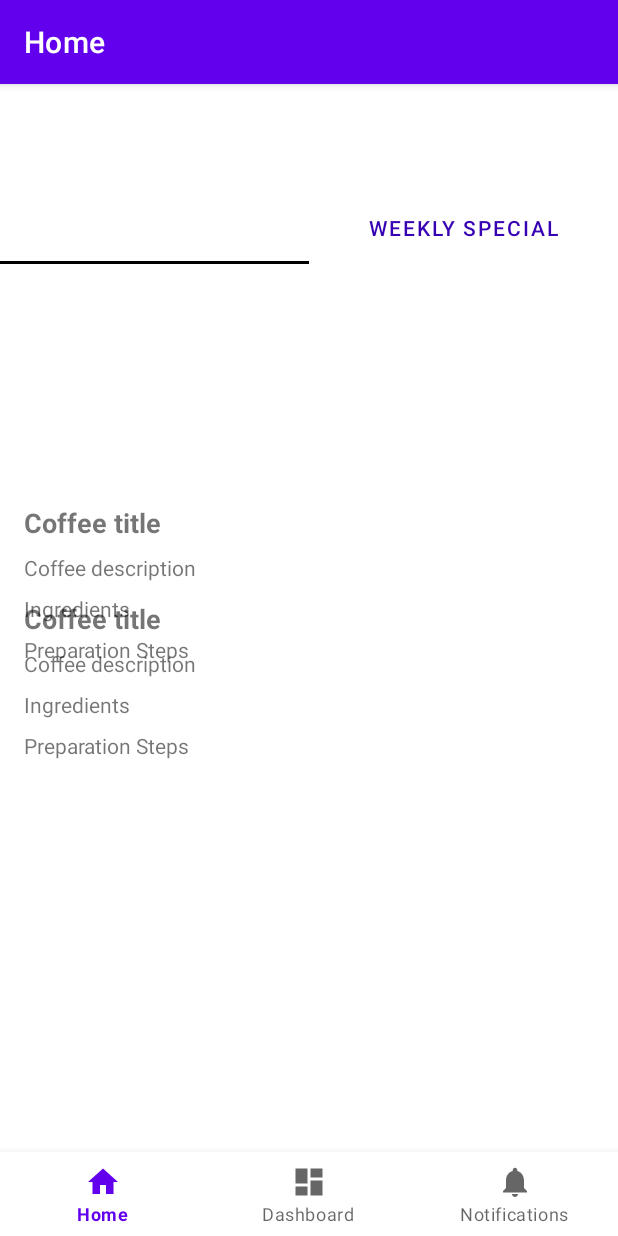
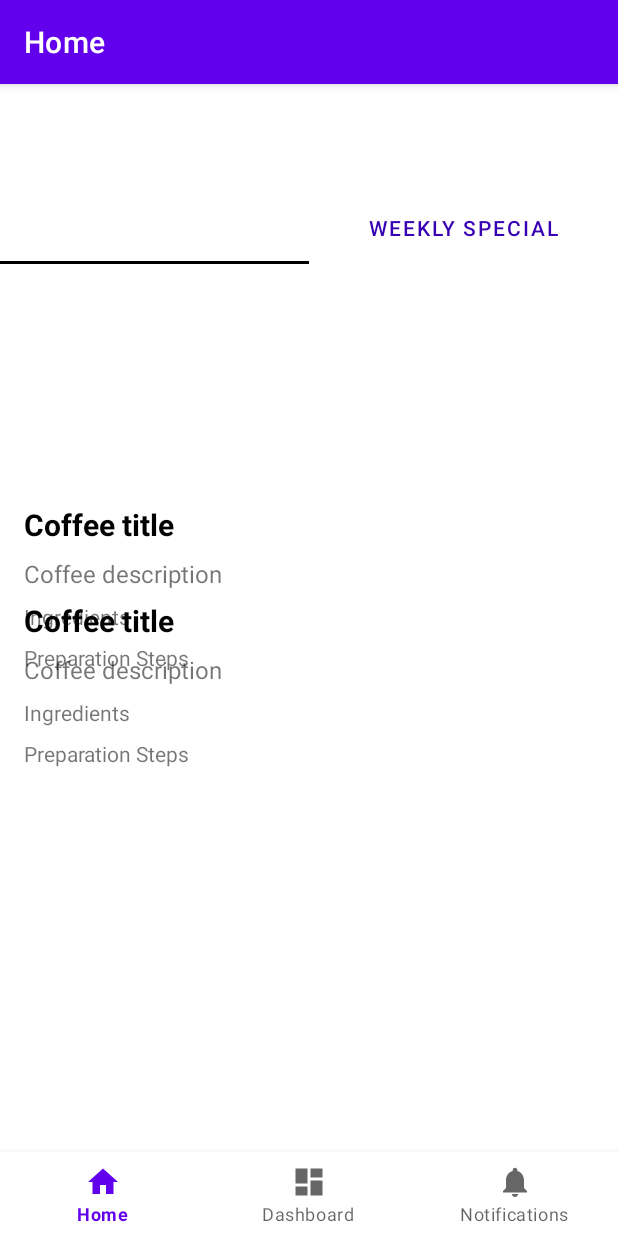
Before and after one commit to HKA-EBusiness/MyMoodBrew, an Android app: the fragment WeeklySpecialFragment placed in its activity, on a phone screen of 412 x 824 dp. Run offline under Robolectric (Android 15) with nearby library versions, the phone set to English and light mode, and no system bars; our stand-ins replace Dagger/Hilt's generated code, Room's generated code, navigation-ui; pictures from the network do not load; 5 statements that could not run were skipped.

Commit message:
make more beautiful

```diff
--- a/app/build.gradle.kts
+++ b/app/build.gradle.kts
@@ -90,4 +90,5 @@ dependencies {
 
     // Retrofit
     implementation(libs.androidx.room.runtime)
+
 }
--- a/app/src/main/java/com/example/mymoodbrew_v2/MyMoodBrew.kt
+++ b/app/src/main/java/com/example/mymoodbrew_v2/MyMoodBrew.kt
@@ -26,7 +26,6 @@ class MyMoodBrew : Application() {
 
         CoroutineScope(Dispatchers.IO).launch {
             try {
-                // Seed the database using the injected database instance
                 DataSeeder.seedDatabase(appDatabase)
 
                 Log.d("MyMoodBrew", "Database initialized successfully")
--- a/app/src/main/java/com/example/mymoodbrew_v2/ui/dashboard/CoffeeVariationAdapter.kt
+++ b/app/src/main/java/com/example/mymoodbrew_v2/ui/dashboard/CoffeeVariationAdapter.kt
@@ -1,3 +1,4 @@
+import android.annotation.SuppressLint
 import android.view.LayoutInflater
 import android.view.View
 import android.view.ViewGroup
@@ -29,6 +30,11 @@ class CoffeeVariationAdapter : ListAdapter<CoffeeVariation, CoffeeVariationAdapt
         private val fatContentTextView: TextView = itemView.findViewById(R.id.textViewFatContent)
         private val sugarTextView: TextView = itemView.findViewById(R.id.textViewSugar)
 
+        init {
+            itemView.setBackgroundColor(android.graphics.Color.parseColor("#EFEFEF"))
+        }
+
+        @SuppressLint("SetTextI18n")
         fun bind(variation: CoffeeVariation) {
             nameTextView.text = variation.name
             descriptionTextView.text = variation.description
--- a/app/src/main/java/com/example/mymoodbrew_v2/ui/dashboard/DashboardFragment.kt
+++ b/app/src/main/java/com/example/mymoodbrew_v2/ui/dashboard/DashboardFragment.kt
@@ -5,16 +5,10 @@ import android.os.Bundle
 import android.view.LayoutInflater
 import android.view.View
 import android.view.ViewGroup
-import android.widget.ArrayAdapter
 import android.widget.Button
 import android.widget.EditText
-import android.widget.ListView
-import android.widget.TextView
-import androidx.compose.material3.Button
 import androidx.fragment.app.Fragment
 import androidx.fragment.app.viewModels
-import androidx.lifecycle.Observer
-import androidx.lifecycle.ViewModelProvider
 import androidx.recyclerview.widget.LinearLayoutManager
 import com.example.mymoodbrew_v2.R
 import com.example.mymoodbrew_v2.databinding.FragmentCoffeeVariationListBinding
@@ -42,6 +36,7 @@ class DashboardFragment : Fragment() {
         val adapter = CoffeeVariationAdapter()
         binding.recyclerViewCoffeeVariations.adapter = adapter
         binding.recyclerViewCoffeeVariations.layoutManager = LinearLayoutManager(requireContext())
+        binding.recyclerViewCoffeeVariations.itemAnimator = androidx.recyclerview.widget.DefaultItemAnimator()
 
         coffeeVariationViewModel.coffeeVariations.observe(viewLifecycleOwner) { variations ->
             adapter.submitList(variations)
@@ -60,6 +55,7 @@ class DashboardFragment : Fragment() {
 
         val dialog = androidx.appcompat.app.AlertDialog.Builder(requireContext())
             .setView(dialogView)
+            .setTitle("Add a New Coffee Variation")
             .create()
 
         dialogView.findViewById<Button>(R.id.buttonAdd).setOnClickListener {
--- a/app/src/main/java/com/example/mymoodbrew_v2/ui/home/HomeFragment.kt
+++ b/app/src/main/java/com/example/mymoodbrew_v2/ui/home/HomeFragment.kt
@@ -35,9 +35,13 @@ class HomeFragment : Fragment() {
         // Link TabLayout with ViewPager2
         TabLayoutMediator(binding.tabLayout, binding.viewPager) { tab, position ->
             tab.text = when (position) {
-                0 -> "Recommendation"
+                0 -> "Your Recommendation"
                 1 -> "Weekly Special"
                 else -> null
+            }
+            tab.view.apply {
+                // Example: change tab text appearance
+                // setBackgroundColor(ContextCompat.getColor(context, R.color.teal_700))
             }
         }.attach()
     }
--- a/app/src/main/java/com/example/mymoodbrew_v2/ui/home/RecommendationFragment.kt
+++ b/app/src/main/java/com/example/mymoodbrew_v2/ui/home/RecommendationFragment.kt
@@ -11,6 +11,7 @@ import androidx.fragment.app.Fragment
 import androidx.fragment.app.viewModels
 import coil.load
 import com.example.mymoodbrew_v2.R
+import com.example.mymoodbrew_v2.databinding.FragmentRecommendationBinding
 import com.example.mymoodbrew_v2.models.CoffeeRecipe
 import dagger.hilt.android.AndroidEntryPoint
 import java.net.URLEncoder
@@ -19,6 +20,8 @@ import java.net.URLEncoder
 class RecommendationFragment : Fragment() {
 
     private val homeViewModel: HomeViewModel by viewModels()
+    private var _binding: FragmentRecommendationBinding? = null
+    private val binding get() = _binding!!
 
     override fun onCreateView(
         inflater: LayoutInflater, container: ViewGroup?,
@@ -29,16 +32,18 @@ class RecommendationFragment : Fragment() {
 
     override fun onViewCreated(view: View, savedInstanceState: Bundle?) {
         super.onViewCreated(view, savedInstanceState)
+        _binding = FragmentRecommendationBinding.bind(view)
 
-        val recipeImage: ImageView = view.findViewById(R.id.recipe_image)
-        val recipeTitle: TextView = view.findViewById(R.id.recipe_title)
-        val recipeDescription: TextView = view.findViewById(R.id.recipe_description)
-        val recipeIngredients: TextView = view.findViewById(R.id.recipe_ingredients)
-        val recipePreparation: TextView = view.findViewById(R.id.recipe_preparation)
+        val recipeImage: ImageView = binding.recipeImage
+        val recipeTitle: TextView = binding.recipeTitle
+        val recipeDescription: TextView = binding.recipeDescription
+        val recipeIngredients: TextView = binding.recipeIngredients
+        val recipePreparation: TextView = binding.recipePreparation
 
         // Fetch data from ViewModel
         val userId = 1
         homeViewModel.getRecommendedCoffee(userId).observe(viewLifecycleOwner) { recipe ->
+            if (recipe != null) {
                 updateUI(
                     recipe,
                     recipeImage,
@@ -48,6 +53,14 @@ class RecommendationFragment : Fragment() {
                     recipePreparation
                 )
             }
+        }
+
+        recipeTitle.textSize = 20f
+        recipeDescription.textSize = 16f
+        recipeIngredients.textSize = 14f
+        recipePreparation.textSize = 14f
+
+        recipeTitle.setTextColor(resources.getColor(R.color.black, null))
     }
 
     private fun updateUI(
@@ -67,4 +80,9 @@ class RecommendationFragment : Fragment() {
             crossfade(true)
         }
     }
+
+    override fun onDestroyView() {
+        super.onDestroyView()
+        _binding = null
     }
+}
--- a/app/src/main/java/com/example/mymoodbrew_v2/ui/home/WeeklySpecialFragment.kt
+++ b/app/src/main/java/com/example/mymoodbrew_v2/ui/home/WeeklySpecialFragment.kt
@@ -34,6 +34,13 @@ class WeeklySpecialFragment : Fragment() {
         val recipeIngredients: TextView = view.findViewById(R.id.recipe_ingredients)
         val recipePreparation: TextView = view.findViewById(R.id.recipe_preparation)
 
+        recipeTitle.textSize = 20f
+        recipeDescription.textSize = 16f
+        recipeIngredients.textSize = 14f
+        recipePreparation.textSize = 14f
+
+        recipeTitle.setTextColor(resources.getColor(R.color.black, null))
+
         // Fetch data from ViewModel
         homeViewModel.getWeeklySpecial().observe(viewLifecycleOwner) { recipe ->
             updateUI(
```
Lines whose indentation alone changed are shown as unchanged.
